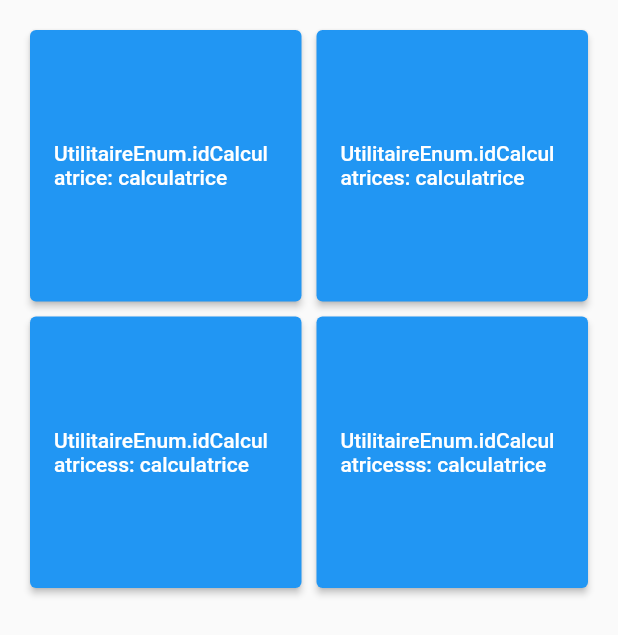
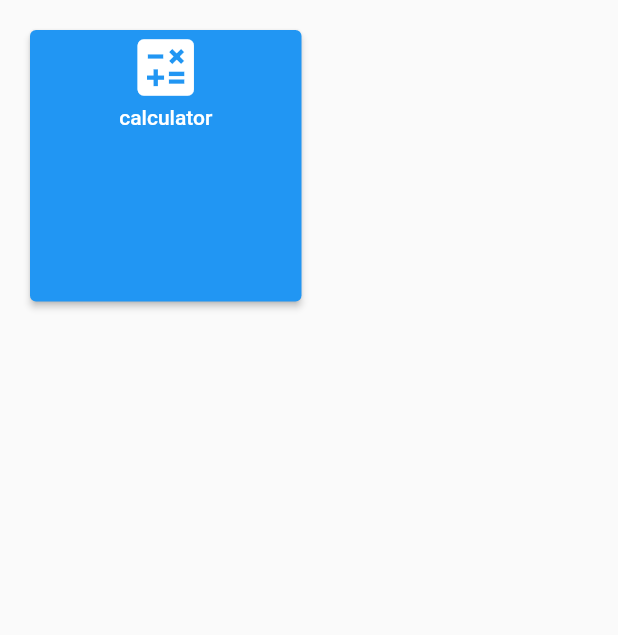
Before and after one commit to WKilliam/school_flutter, a Flutter app: the screen it shows after launch, on a phone screen of 412 x 824 dp. Shown: the top 635 px of the screen. Run offline on Flutter 3.47's test engine with Material 2 defaults, Android fonts, the phone set to English and light mode, and no system bars.

Commit message:
shool_flutter Calulator [ in progress ]

```diff
--- a/lib/blocs/blocs/controller/utilitaires_controller_bloc.dart
+++ b/lib/blocs/blocs/controller/utilitaires_controller_bloc.dart
@@ -1,5 +1,6 @@
 import 'dart:async';
 
+import 'package:flutter/material.dart';
 import 'package:school_flutter/blocs/blocs/dto/utilitaires_dto.dart';
 import 'package:school_flutter/blocs/blocs/enum/utilitaires_enum.dart';
 
@@ -8,11 +9,8 @@ import '../../bloc.dart';
 class UtilitairesControllerBloc extends Bloc {
 
   final Map<UtilitaireEnum,UtilitairesDTO> _mapTextType = {
-    UtilitaireEnum.idCalculatrice : UtilitairesDTO("calculatrice",(text,texta) =>{print(text+texta)}),
-    UtilitaireEnum.idCalculatrices : UtilitairesDTO("calculatrice",(text,texta) =>{print(text+texta)}),
-    UtilitaireEnum.idCalculatricess : UtilitairesDTO("calculatrice",(text,texta) =>{print(text+texta)}),
-    UtilitaireEnum.idCalculatricesss : UtilitairesDTO("calculatrice",(text,texta) =>{print(text+texta)}),
-
+    // TO DO : Add New Fonctionalité
+    UtilitaireEnum.idCalculatrice : UtilitairesDTO('/calculator','calculator',Colors.blue,'Calculator fonction')
   };
 
   final _streamController = StreamController<Map<UtilitaireEnum,UtilitairesDTO>>();
--- a/lib/blocs/blocs/dto/utilitaires_dto.dart
+++ b/lib/blocs/blocs/dto/utilitaires_dto.dart
@@ -1,14 +1,24 @@
+import 'package:flutter/material.dart';
+
 class UtilitairesDTO {
 
+  String _path;
   String _name;
-  Function(dynamic,dynamic) _calculatrice;
+  MaterialColor _color;
+  String _toogle;
 
-  UtilitairesDTO(this._name, this._calculatrice);
+  UtilitairesDTO(this._path, this._name, this._color, this._toogle);
 
-  Function get calculatrice => _calculatrice;
+  String get toogle => _toogle;
 
-  set calculatrice(dynamic value) {
-    _calculatrice = value;
+  set toogle(String value) {
+    _toogle = value;
+  }
+
+  MaterialColor get color => _color;
+
+  set color(MaterialColor value) {
+    _color = value;
   }
 
   String get name => _name;
@@ -16,4 +26,10 @@ class UtilitairesDTO {
   set name(String value) {
     _name = value;
   }
+
+  String get path => _path;
+
+  set path(String value) {
+    _path = value;
+  }
 }
--- a/lib/blocs/blocs/enum/utilitaires_enum.dart
+++ b/lib/blocs/blocs/enum/utilitaires_enum.dart
@@ -1,6 +1,3 @@
 enum UtilitaireEnum {
   idCalculatrice,
-  idCalculatrices,
-  idCalculatricess,
-  idCalculatricesss,
 }
--- a/lib/main.dart
+++ b/lib/main.dart
@@ -1,5 +1,6 @@
 import 'package:flutter/material.dart';
 import 'package:school_flutter/blocs/blocs/controller/utilitaires_controller_bloc.dart';
+import 'package:school_flutter/ui/calculator.dart';
 import 'package:school_flutter/ui/home.dart';
 
 import 'blocs/bloc_provider.dart';
@@ -19,8 +20,8 @@ class MyApp extends StatelessWidget {
             child: Home(),
             bloc: UtilitairesControllerBloc(),
           ),
-          "/calculate": (BuildContext context) => BlocProvider<UtilitairesControllerBloc>(
-            child: Home(),
+          "/calculator": (BuildContext context) => BlocProvider<UtilitairesControllerBloc>(
+            child: Calculator(),
             bloc: UtilitairesControllerBloc(),
           ),
         }
--- a/lib/ui/home.dart
+++ b/lib/ui/home.dart
@@ -1,4 +1,3 @@
-
 import 'package:flutter/material.dart';
 import 'package:school_flutter/blocs/bloc_provider.dart';
 import 'package:school_flutter/blocs/blocs/controller/utilitaires_controller_bloc.dart';
@@ -8,15 +7,14 @@ import 'package:school_flutter/blocs/blocs/enum/utilitaires_enum.dart';
 class Home extends StatelessWidget {
   Center center(String text) {
     return Center(
-      child: Text(text, style: const TextStyle(fontSize: 32, color: Colors.blue)),
+      child:
+          Text(text, style: const TextStyle(fontSize: 32, color: Colors.blue)),
     );
   }
 
-  List<Widget> allData(snapshot,context){
+  List<Widget> allData(snapshot, context) {
     var list = <Widget>[];
-    snapshot.data.forEach((keys,value) =>
-        list.add(
-          ElevatedButton(
+    snapshot.data.forEach((keys, value) => list.add(ElevatedButton(
           style: ButtonStyle(
             backgroundColor: MaterialStateProperty.resolveWith<Color?>(
               (Set<MaterialState> states) {
@@ -27,11 +25,19 @@ class Home extends StatelessWidget {
               },
             ),
           ),
-            onPressed: ()=>{print("test")},
-            child: Text('$keys: ${value.name}'),
+          onPressed: () => {Navigator.pushNamed(context, value.path)},
+          child: Container(
+              width: MediaQuery.of(context).size.width / 5,
+              child: Column(
+                children: [
+                  const Icon(
+                    Icons.calculate,
+                    size: 50,
                   ),
-        )
-    );
+                  Text('${value.name}'),
+                ],
+              )),
+        )));
     return list;
   }
 
@@ -39,7 +45,7 @@ class Home extends StatelessWidget {
   Widget build(BuildContext context) {
     final bloc = BlocProvider.of<UtilitairesControllerBloc>(context);
     return Scaffold(
-      body: StreamBuilder<Map<UtilitaireEnum,UtilitairesDTO>>(
+        body: StreamBuilder<Map<UtilitaireEnum, UtilitairesDTO>>(
             stream: bloc?.stream,
             builder: (BuildContext context, AsyncSnapshot<dynamic> snapshot) {
               if (snapshot.data == null) {
@@ -51,14 +57,10 @@ class Home extends StatelessWidget {
                     crossAxisSpacing: 10,
                     mainAxisSpacing: 10,
                     crossAxisCount: 2,
-              children: allData(snapshot,context)
-            );
+                    children: allData(snapshot, context));
               } else {
                 return center("Snapshot n'a pas de données");
               }
+            }));
   }
-      )
-    );
 }
-
-}
```
Also changed, not shown: lib/blocs/blocs/dto/calculator_dto.dart (added, +27 -0 lines), lib/ui/calculator.dart (added, +56 -0 lines), 1 other file. Lines whose indentation alone changed are shown as unchanged.
